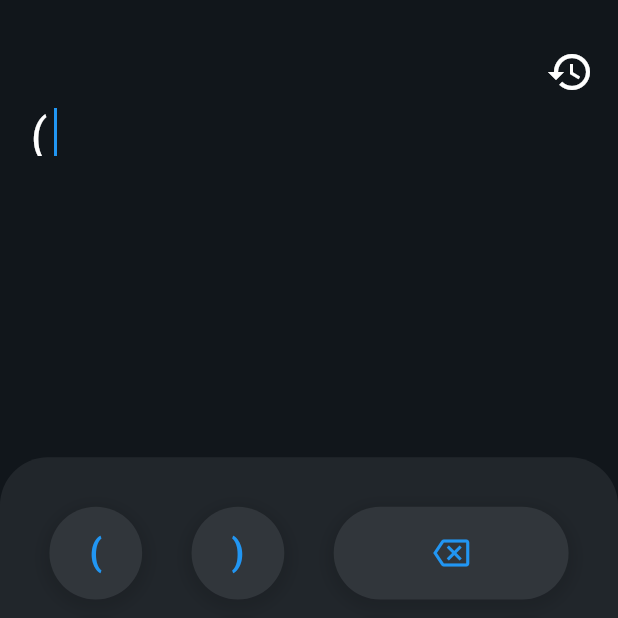
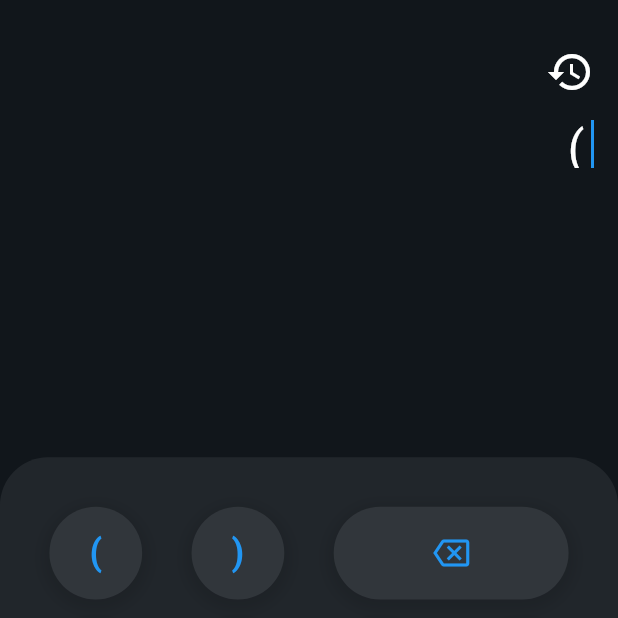
Before and after one commit to arnaud111/developer_calculator, a Flutter app: the screen it shows after launch, after a tap on an icon or button, on a phone screen of 412 x 824 dp, the top half of it. Run offline on Flutter 3.47's test engine with Material 2 defaults, Android fonts, the phone set to English and light mode, and no system bars; our stand-ins replace bloc, flutter_bloc.

Commit message:
reversed operation

```diff
--- a/lib/widget/operation_text.dart
+++ b/lib/widget/operation_text.dart
@@ -26,13 +26,15 @@ class OperationText extends StatelessWidget {
                   size: 32,
                 ),
               ),
-              const SizedBox(
-                height: 8,
+              Padding(
+                padding: const EdgeInsets.symmetric(
+                  vertical: 16,
                 ),
-              SizedBox(
+                child: SizedBox(
                   height: 32,
                   child: ListView(
                     scrollDirection: Axis.horizontal,
+                    reverse: true,
                     children: List.generate(
                             state.operation.length + 1, (index) => index)
                         .map((index) {
@@ -67,7 +69,8 @@ class OperationText extends StatelessWidget {
                           ),
                         ),
                       );
-                  }).toList(),
+                    }).toList().reversed.toList(),
+                  ),
                 ),
               ),
               if (result != null)
```
Lines whose indentation alone changed are shown as unchanged.
